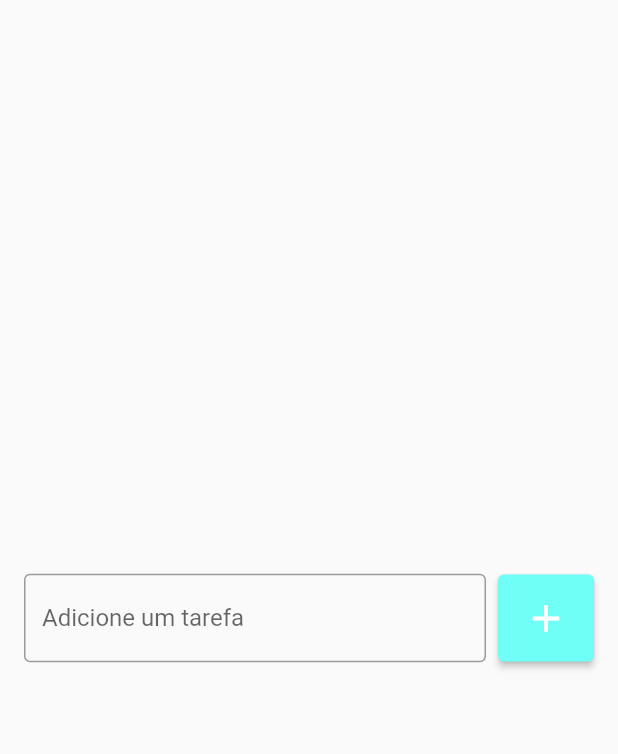
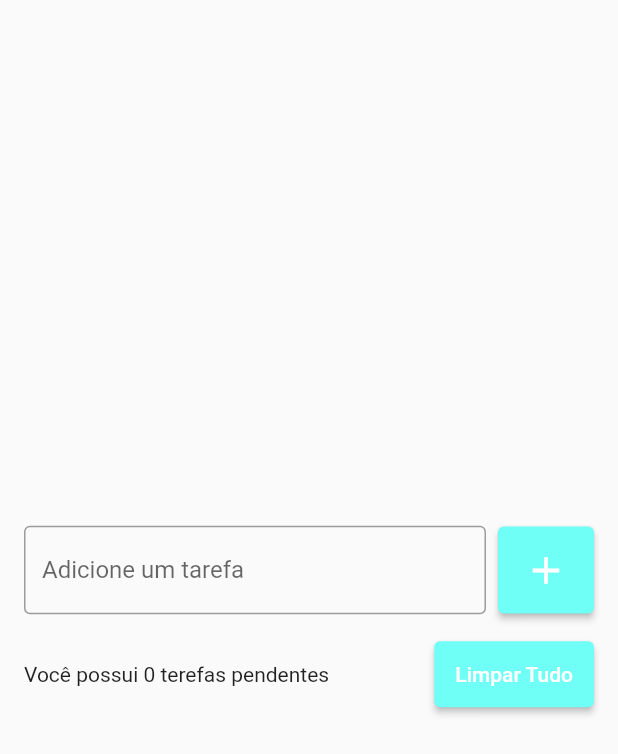
Before and after one commit to AiltonJ97/MyList, a Flutter app: the screen it shows after launch, on a phone screen of 412 x 824 dp. Shown: the top 754 px of the screen. Run offline on Flutter 3.47's test engine with Material 2 defaults, Android fonts, the phone set to English and light mode, and no system bars.

Commit message:
Botao de limpar tudo

```diff
--- a/lib/list_page.dart
+++ b/lib/list_page.dart
@@ -12,7 +12,10 @@ class ListPage extends StatelessWidget {
       body: Center(
         child: Padding(
           padding: const EdgeInsets.symmetric(horizontal: 16.0),
-          child: Row(
+          child: Column(
+            mainAxisSize: MainAxisSize.min,
+            children: [
+              Row(
                 children: [
                   //Ajustar o Textfield para ocupar o tamanho maximo da tela quando
                   //dentro de uma Row.
@@ -39,6 +42,26 @@ class ListPage extends StatelessWidget {
                   ),
                 ],
               ),
+              SizedBox(height: 16),
+              Row(
+                children: [
+                  Expanded(
+                    child: Text(
+                      'Você possui 0 terefas pendentes',
+                    ),
+                  ),
+                  ElevatedButton(
+                    onPressed: () {},
+                    child: Text('Limpar Tudo'),
+                    style: ElevatedButton.styleFrom(
+                      backgroundColor: Color(0xff6FFFF7),
+                      padding: EdgeInsets.all(14),
+                    ),
+                  )
+                ],
+              ),
+            ],
+          ),
         ),
       ),
     );
```
Lines whose indentation alone changed are shown as unchanged.
